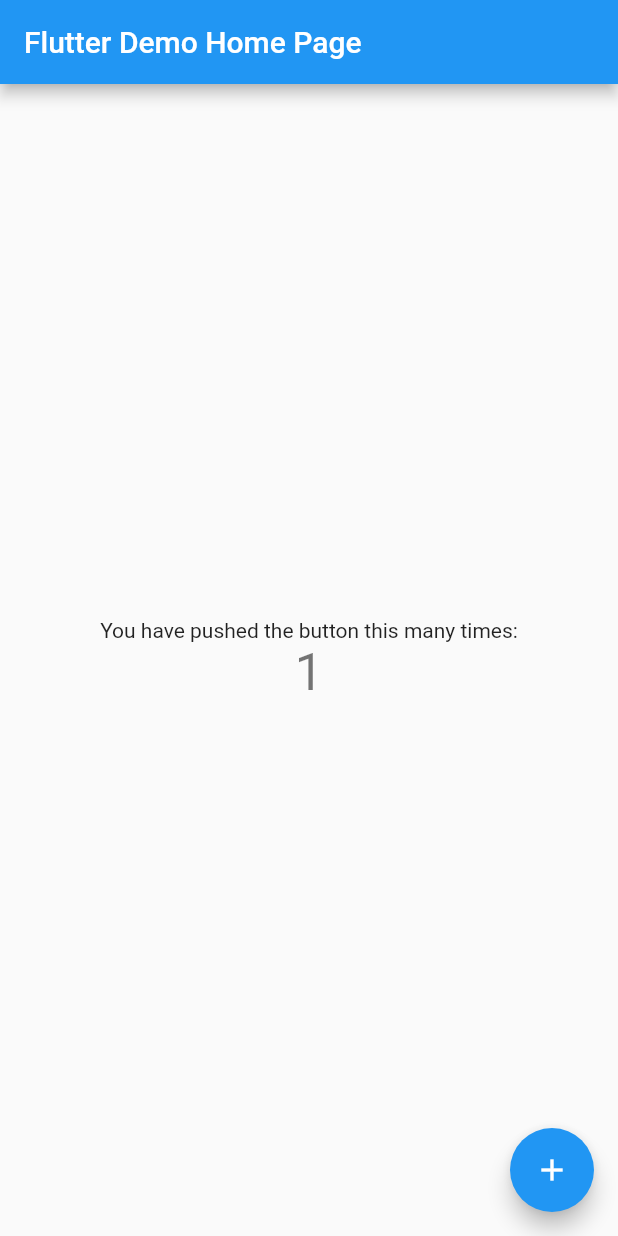
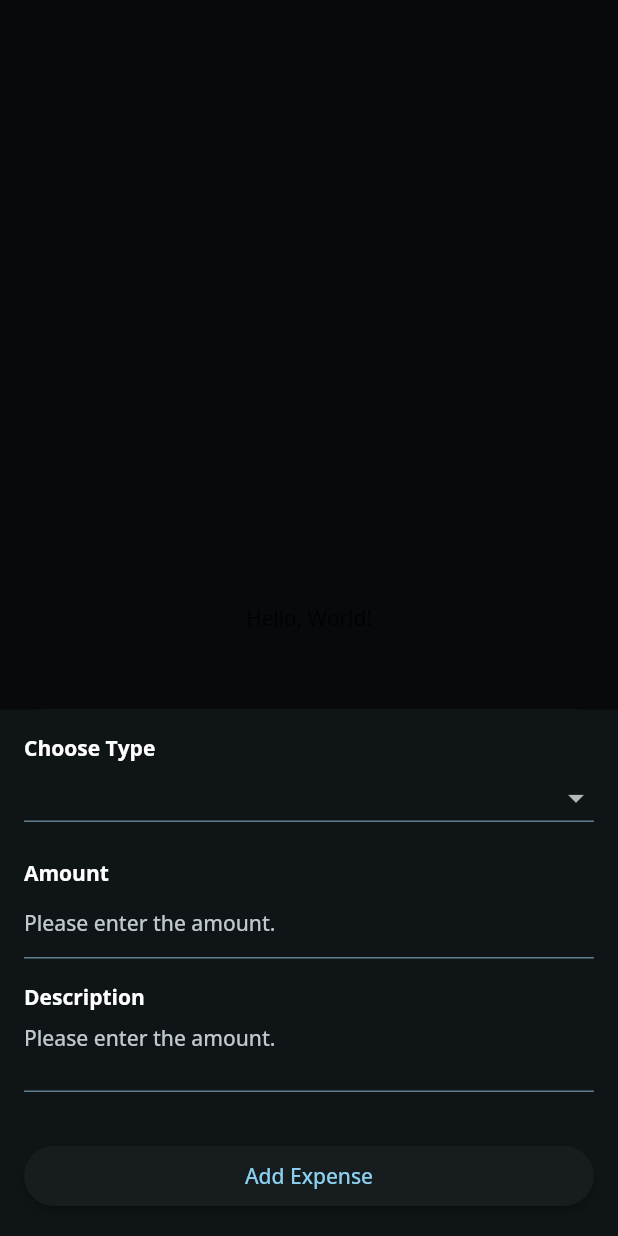
Before and after one commit to leo-elstin/rupiah, a Flutter app: the screen it shows after launch, after a tap on the "add" icon, on a phone screen of 412 x 824 dp. Run offline on Flutter 3.47's test engine with Material 2 defaults, Android fonts, the phone set to English and light mode, and no system bars; our stand-ins replace flutter_riverpod, google_fonts.

Commit message:
add expense

```diff
--- a/lib/main.dart
+++ b/lib/main.dart
@@ -1,7 +1,10 @@
+import 'package:expense_kit/view/home/home.dart';
 import 'package:flutter/material.dart';
+import 'package:flutter_riverpod/flutter_riverpod.dart';
+import 'package:google_fonts/google_fonts.dart';
 
 void main() {
-  runApp(const MyApp());
+  runApp(const ProviderScope(child: MyApp()));
 }
 
 class MyApp extends StatelessWidget {
@@ -10,97 +13,18 @@
   // This widget is the root of your application.
   @override
   Widget build(BuildContext context) {
+    final textTheme = Theme.of(context).textTheme;
     return MaterialApp(
       title: 'ExpenseKit',
       theme: ThemeData(
-        primarySwatch: Colors.blue,
+        colorScheme: ColorScheme.fromSeed(
+          seedColor: Colors.blueGrey,
+          brightness: Brightness.dark,
+        ),
+        useMaterial3: true,
+        textTheme: GoogleFonts.openSansTextTheme(textTheme),
       ),
-      home: const MyHomePage(title: 'Flutter Demo Home Page'),
+      home: const Home(),
     );
   }
 }
-
-class MyHomePage extends StatefulWidget {
-  const MyHomePage({super.key, required this.title});
-
-  // This widget is the home page of your application. It is stateful, meaning
-  // that it has a State object (defined below) that contains fields that affect
-  // how it looks.
-
-  // This class is the configuration for the state. It holds the values (in this
-  // case the title) provided by the parent (in this case the App widget) and
-  // used by the build method of the State. Fields in a Widget subclass are
-  // always marked "final".
-
-  final String title;
-
-  @override
-  State<MyHomePage> createState() => _MyHomePageState();
-}
-
-class _MyHomePageState extends State<MyHomePage> {
-  int _counter = 0;
-
-  void _incrementCounter() {
-    setState(() {
-      // This call to setState tells the Flutter framework that something has
-      // changed in this State, which causes it to rerun the build method below
-      // so that the display can reflect the updated values. If we changed
-      // _counter without calling setState(), then the build method would not be
-      // called again, and so nothing would appear to happen.
-      _counter++;
-    });
-  }
-
-  @override
-  Widget build(BuildContext context) {
-    // This method is rerun every time setState is called, for instance as done
-    // by the _incrementCounter method above.
-    //
-    // The Flutter framework has been optimized to make rerunning build methods
-    // fast, so that you can just rebuild anything that needs updating rather
-    // than having to individually change instances of widgets.
-    return Scaffold(
-      appBar: AppBar(
-        // Here we take the value from the MyHomePage object that was created by
-        // the App.build method, and use it to set our appbar title.
-        title: Text(widget.title),
-      ),
-      body: Center(
-        // Center is a layout widget. It takes a single child and positions it
-        // in the middle of the parent.
-        child: Column(
-          // Column is also a layout widget. It takes a list of children and
-          // arranges them vertically. By default, it sizes itself to fit its
-          // children horizontally, and tries to be as tall as its parent.
-          //
-          // Invoke "debug painting" (press "p" in the console, choose the
-          // "Toggle Debug Paint" action from the Flutter Inspector in Android
-          // Studio, or the "Toggle Debug Paint" command in Visual Studio Code)
-          // to see the wireframe for each widget.
-          //
-          // Column has various properties to control how it sizes itself and
-          // how it positions its children. Here we use mainAxisAlignment to
-          // center the children vertically; the main axis here is the vertical
-          // axis because Columns are vertical (the cross axis would be
-          // horizontal).
-          mainAxisAlignment: MainAxisAlignment.center,
-          children: <Widget>[
-            const Text(
-              'You have pushed the button this many times:',
-            ),
-            Text(
-              '$_counter',
-              style: Theme.of(context).textTheme.headline4,
-            ),
-          ],
-        ),
-      ),
-      floatingActionButton: FloatingActionButton(
-        onPressed: _incrementCounter,
-        tooltip: 'Increment',
-        child: const Icon(Icons.add),
-      ), // This trailing comma makes auto-formatting nicer for build methods.
-    );
-  }
-}
--- /dev/null
+++ b/lib/model/entity/expense_entity.dart
@@ -0,0 +1,17 @@
+import 'package:flutter/foundation.dart';
+
+@immutable
+class Expense {
+  final double amount;
+
+  final ExpenseType type;
+  final DateTime dateTime;
+
+  const Expense({
+    required this.amount,
+    required this.type,
+    required this.dateTime,
+  });
+}
+
+enum ExpenseType { income, outgoing, saving }
--- /dev/null
+++ b/lib/view/decorations.dart
@@ -0,0 +1,14 @@
+import 'package:flutter/material.dart';
+
+InputDecoration textDecoration = const InputDecoration(
+  hintText: 'Please enter the amount.',
+  border: UnderlineInputBorder(
+    borderSide: BorderSide(color: Colors.blueGrey),
+  ),
+  focusedBorder: UnderlineInputBorder(
+    borderSide: BorderSide(color: Colors.blueGrey),
+  ),
+  enabledBorder: UnderlineInputBorder(
+    borderSide: BorderSide(color: Colors.blueGrey),
+  ),
+);
--- /dev/null
+++ b/lib/view/expense/add_expense.dart
@@ -0,0 +1,99 @@
+import 'package:expense_kit/view/decorations.dart';
+import 'package:expense_kit/view/ui_extensions.dart';
+import 'package:flutter/material.dart';
+import 'package:flutter/services.dart';
+
+class AddExpense extends StatelessWidget {
+  const AddExpense({super.key});
+
+  @override
+  Widget build(BuildContext context) {
+    return Material(
+      child: Padding(
+        padding: const EdgeInsets.symmetric(horizontal: 16, vertical: 16),
+        child: SafeArea(
+          child: Column(
+            mainAxisSize: MainAxisSize.min,
+            crossAxisAlignment: CrossAxisAlignment.start,
+            children: [
+              Text(
+                'Choose Type',
+                style: context.boldBody(),
+              ),
+              DropdownButton(
+                underline: Container(
+                  height: 1,
+                  width: double.infinity,
+                  color: Colors.blueGrey,
+                ),
+                style: context.body(),
+                isExpanded: true,
+                // value: selectedDropDownValue,
+                onChanged: (value) {},
+                items: [
+                  DropdownMenuItem(
+                    value: 'income',
+                    child: Text(
+                      'Income',
+                      style: context.body(),
+                    ),
+                  ),
+                  DropdownMenuItem(
+                    value: 'expense',
+                    child: Text(
+                      'Expense',
+                      style: context.body(),
+                    ),
+                  ),
+                  DropdownMenuItem(
+                    value: 'savings',
+                    child: Text(
+                      'Savings',
+                      style: context.body(),
+                    ),
+                  ),
+                ],
+              ),
+              const SizedBox(height: 16),
+              Text('Amount', style: context.boldBody()),
+              TextField(
+                style: context.body(),
+                inputFormatters: [
+                  FilteringTextInputFormatter.digitsOnly,
+                ],
+                decoration: textDecoration,
+              ),
+              const SizedBox(height: 16),
+              Text('Description', style: context.boldBody()),
+              TextField(
+                style: context.body(),
+                maxLines: 2,
+                decoration: textDecoration,
+              ),
+              const SizedBox(height: 32),
+              SizedBox(
+                width: double.infinity,
+                child: ElevatedButton(
+                  style: ElevatedButton.styleFrom(
+                    elevation: 2,
+                  ),
+                  onPressed: () {},
+                  child: const Text('Add Expense'),
+                ),
+              )
+            ],
+          ),
+        ),
+      ),
+    );
+  }
+}
+
+extension Sheets on BuildContext {
+  void expenseSheet() {
+    showModalBottomSheet(
+      context: this,
+      builder: (context) => const AddExpense(),
+    );
+  }
+}
--- /dev/null
+++ b/lib/view/home/home.dart
@@ -0,0 +1,19 @@
+import 'package:expense_kit/view/expense/add_expense.dart';
+import 'package:flutter/material.dart';
+
+class Home extends StatelessWidget {
+  const Home({super.key});
+
+  @override
+  Widget build(BuildContext context) {
+    return Scaffold(
+      body: const Center(
+        child: Text('Hello, World!'),
+      ),
+      floatingActionButton: FloatingActionButton(
+        onPressed: () => context.expenseSheet(),
+        child: const Icon(Icons.add),
+      ),
+    );
+  }
+}
--- /dev/null
+++ b/lib/view/ui_extensions.dart
@@ -0,0 +1,46 @@
+import 'package:flutter/material.dart';
+
+extension NavigationExtension on BuildContext {
+  Future push({required Widget page}) {
+    return Navigator.push(
+      this,
+      MaterialPageRoute(builder: (context) => page),
+    );
+  }
+
+  void pop() {
+    return Navigator.pop(this);
+  }
+
+  TextStyle? body() {
+    return Theme.of(this).textTheme.bodyLarge?.copyWith(
+          color: Colors.white,
+        );
+  }
+
+  TextStyle? medium() {
+    return Theme.of(this).textTheme.bodyMedium?.copyWith(
+          color: Colors.white,
+        );
+  }
+
+  TextStyle? small() {
+    return Theme.of(this).textTheme.bodySmall?.copyWith(
+          color: Colors.white,
+        );
+  }
+
+  TextStyle? smaller() {
+    return Theme.of(this).textTheme.bodySmall?.copyWith(
+          color: Colors.white,
+          fontSize: 12,
+        );
+  }
+
+  TextStyle? boldBody() {
+    return Theme.of(this).textTheme.bodyLarge?.copyWith(
+          color: Colors.white,
+          fontWeight: FontWeight.bold,
+        );
+  }
+}
--- /dev/null
+++ b/lib/view_model/expense_viewmodel.dart
@@ -0,0 +1,19 @@
+import 'package:expense_kit/model/entity/expense_entity.dart';
+import 'package:flutter_riverpod/flutter_riverpod.dart';
+
+class ExpenseNotifier extends StateNotifier<List<Expense>> {
+  ExpenseNotifier() : super([]);
+
+  void addExpense(Expense expense) {
+    state = [...state, expense];
+  }
+
+  void removeExpense(Expense expense) {
+    state = state.where((e) => e.dateTime != expense.dateTime).toList();
+  }
+}
+
+final expenseProvider =
+    StateNotifierProvider<ExpenseNotifier, List<Expense>>((ref) {
+  return ExpenseNotifier();
+});
--- a/pubspec.yaml
+++ b/pubspec.yaml
@@ -20,7 +20,7 @@
 version: 1.0.0+1
 
 environment:
-  sdk: '>=2.18.4 <3.0.0'
+  sdk: '>=3.0.5 <4.0.0'
 
 # Dependencies specify other packages that your package needs in order to work.
 # To automatically upgrade your package dependencies to the latest versions
@@ -37,7 +37,8 @@
   # Use with the CupertinoIcons class for iOS style icons.
   cupertino_icons: ^1.0.2
   #state management
-  riverpod: ^2.1.3
+  flutter_riverpod: ^2.4.0
+  google_fonts: ^5.1.0
 
 dev_dependencies:
   flutter_test:
```
Also changed, not shown: pubspec.lock, 39 other files.
